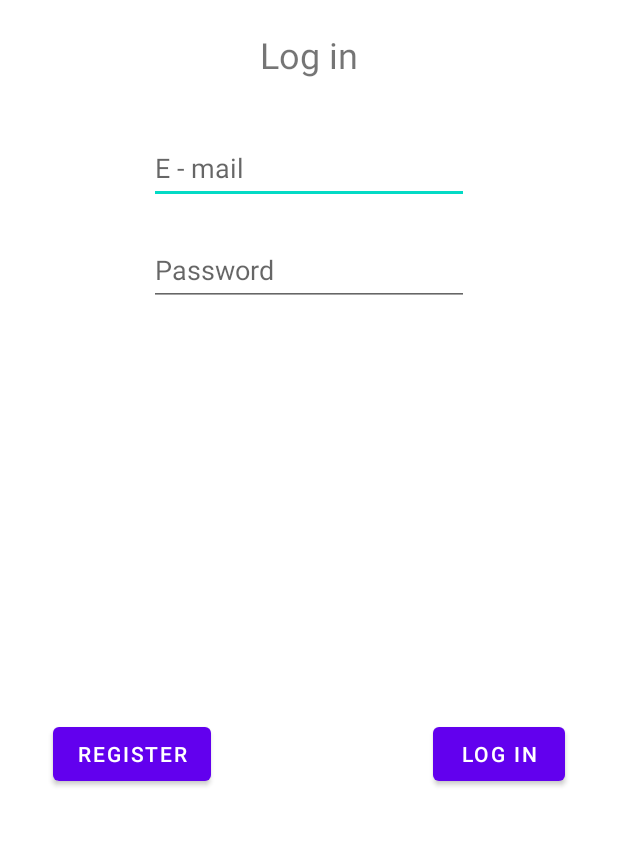
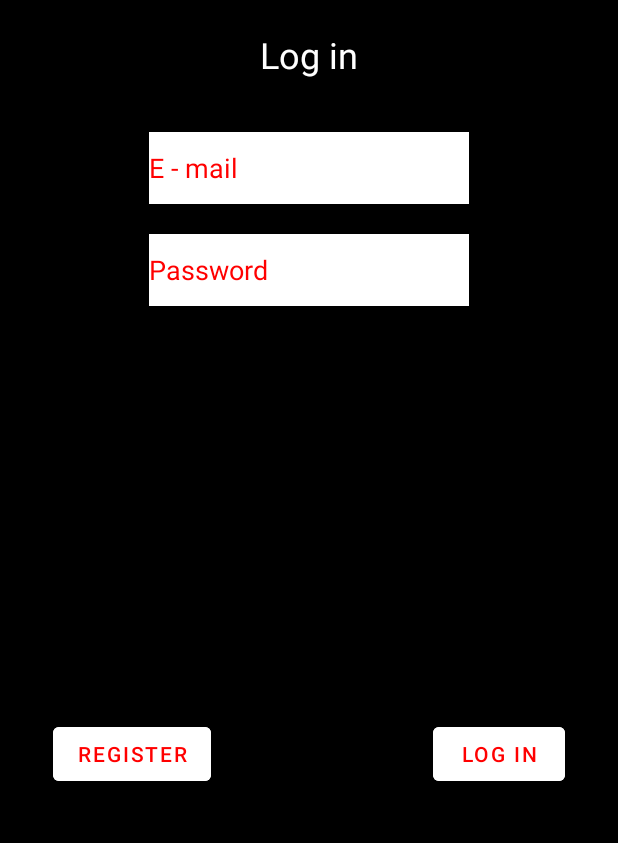
Before and after one commit to IESLuisVives/Formula1, an Android app: the screen it shows after launch (MainActivity), on a phone screen of 412 x 824 dp, the part 393-1236 px from its top. Run offline under Robolectric (Android 15) with nearby library versions, the light colour scheme and no system bars.

Commit message:
Mejora Layouts

```diff
--- a/Formula1TfcFront/app/src/main/res/layout/content_home.xml
+++ b/Formula1TfcFront/app/src/main/res/layout/content_home.xml
@@ -10,6 +10,7 @@
 
     <fragment
             android:id="@+id/nav_host_fragment_content_home"
+
             android:name="androidx.navigation.fragment.NavHostFragment"
             android:layout_width="match_parent"
             android:layout_height="match_parent"
--- a/Formula1TfcFront/app/src/main/res/layout/fragment_login.xml
+++ b/Formula1TfcFront/app/src/main/res/layout/fragment_login.xml
@@ -3,9 +3,11 @@
                                                    xmlns:app="http://schemas.android.com/apk/res-auto" xmlns:tools="http://schemas.android.com/tools"
                                                    android:layout_width="match_parent"
                                                    android:layout_height="match_parent"
+                                                   android:background="@color/black"
                                                    tools:context=".loginRegister.Login">
     <TextView
             android:text="Log in"
+            android:textColor="@color/white"
             android:layout_width="wrap_content"
             android:layout_height="wrap_content" android:id="@+id/tv_login"
             app:layout_constraintEnd_toEndOf="@+id/iv_login" app:layout_constraintStart_toStartOf="@+id/iv_login"
@@ -14,6 +16,8 @@
     <EditText
             android:layout_width="wrap_content"
             android:layout_height="wrap_content"
+            android:textColorHint="@color/red"
+            android:background="@color/white"
             android:inputType="textEmailAddress"
             android:ems="10"
             android:id="@+id/et_email_login" app:layout_constraintTop_toBottomOf="@+id/tv_login"
@@ -23,6 +27,8 @@
             android:layout_width="wrap_content"
             android:layout_height="wrap_content"
             android:inputType="textPassword"
+            android:background="@color/white"
+            android:textColorHint="@color/red"
             android:ems="10"
             android:id="@+id/et_password_login" app:layout_constraintTop_toBottomOf="@+id/et_email_login"
             app:layout_constraintEnd_toEndOf="@+id/et_email_login"
@@ -31,12 +37,16 @@
     <Button
             android:text="Register"
             android:layout_width="wrap_content"
+            android:textColor="@color/red"
+            android:backgroundTint="@color/white"
             android:layout_height="wrap_content" android:id="@+id/button_go_to_register"
             app:layout_constraintBottom_toBottomOf="parent" app:layout_constraintStart_toStartOf="parent"
             android:layout_marginStart="35dp" android:layout_marginBottom="35dp"/>
     <Button
             android:text="log in"
             android:layout_width="wrap_content"
+            android:textColor="@color/red"
+            android:backgroundTint="@color/white"
             android:layout_height="wrap_content" android:id="@+id/button_loggin"
             app:layout_constraintEnd_toEndOf="parent" android:layout_marginEnd="35dp"
             app:layout_constraintBottom_toBottomOf="@+id/button_go_to_register"/>
--- a/Formula1TfcFront/app/src/main/res/layout/fragment_user.xml
+++ b/Formula1TfcFront/app/src/main/res/layout/fragment_user.xml
@@ -28,10 +28,10 @@
             app:layout_constraintTop_toBottomOf="@+id/tv_username_uprofile"
             app:layout_constraintStart_toStartOf="@+id/iv_pfp_uprofile" android:layout_marginTop="20dp"/>
     <Button
-            android:text="Delete Account"
+            android:text="Borrar Cuenta"
             android:layout_width="wrap_content"
             android:layout_height="wrap_content" android:id="@+id/button_darse_de_baja_uprofile"
             android:textColor="#FFFFFF"
-            app:layout_constraintBottom_toBottomOf="parent" android:layout_marginBottom="25dp"
-            tools:layout_editor_absoluteX="122dp"/>
+            app:layout_constraintBottom_toBottomOf="parent" android:layout_marginBottom="28dp"
+            app:layout_constraintStart_toStartOf="parent" android:layout_marginStart="120dp"/>
 </androidx.constraintlayout.widget.ConstraintLayout>
--- a/Formula1TfcFront/app/src/main/res/values/colors.xml
+++ b/Formula1TfcFront/app/src/main/res/values/colors.xml
@@ -7,4 +7,7 @@
     <color name="teal_700">#FF018786</color>
     <color name="black">#FF000000</color>
     <color name="white">#FFFFFFFF</color>
+    <color name="red">#FF0000</color>
+    <color name="grey">#343434</color>
+
 </resources>
--- a/Formula1TfcFront/app/src/main/res/values/strings.xml
+++ b/Formula1TfcFront/app/src/main/res/values/strings.xml
@@ -8,7 +8,7 @@
     <string name="nav_header_title">Fórmula 1</string>
     <string name="nav_header_desc">Navigation header</string>
     <string name="action_settings">Settings</string>
-    <string name="menu_home">Home</string>
-    <string name="menu_gallery">Gallery</string>
-    <string name="menu_slideshow">Slideshow</string>
+    <string name="menu_home">Noticias</string>
+    <string name="menu_gallery">Pilotos</string>
+    <string name="menu_slideshow">Circuitos</string>
 </resources>
```
Also changed, not shown: Formula1Tfc/src/main/java/com/example/formula1tfc/service/uploads/FileSystemStorageService.java (+0 -10 lines), Formula1TfcFront/app/src/main/java/com/example/formula1tfcfront/aplication/ui/user/UserFragment.java (+3 -4 lines), Formula1TfcFront/app/src/main/res/layout/activity_user.xml (+6 -2 lines), Formula1TfcFront/app/src/main/res/layout/fragment_register.xml (+15 -1 lines).
